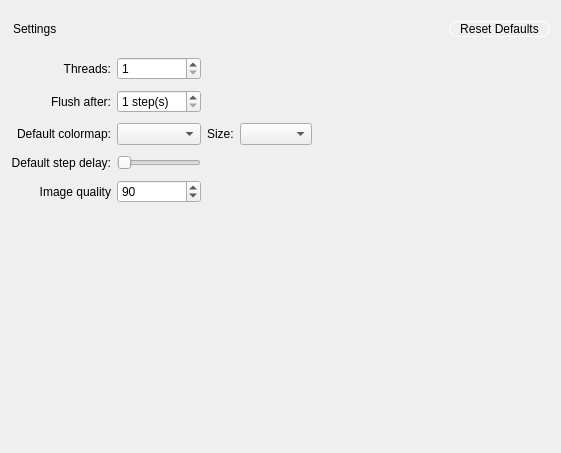
Qt form src/gui/forms/settingspage.ui (evoplex/evoplex) before a commit.
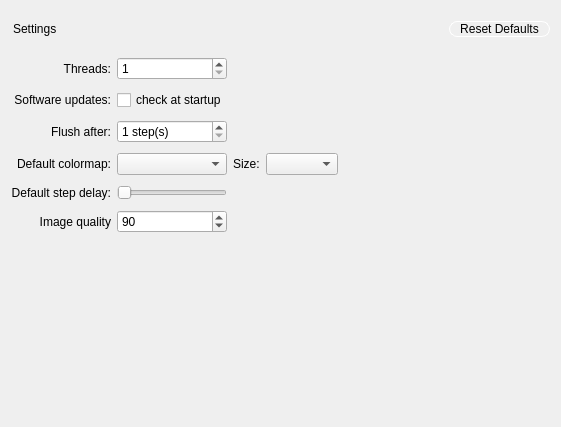
The same form after that commit.

Commit message: checks for updates at startup

What changed in the file:
```diff
--- a/src/gui/forms/settingspage.ui
+++ b/src/gui/forms/settingspage.ui
@@ -7,7 +7,7 @@
     <x>0</x>
     <y>0</y>
     <width>561</width>
-    <height>453</height>
+    <height>427</height>
    </rect>
   </property>
   <property name="windowTitle">
@@ -103,33 +103,6 @@
      <property name="verticalSpacing">
       <number>10</number>
      </property>
-     <item row="2" column="2">
-      <widget class="QLabel" name="label_4">
-       <property name="text">
-        <string>Size:</string>
-       </property>
-      </widget>
-     </item>
-     <item row="1" column="0">
-      <widget class="QLabel" name="label_6">
-       <property name="text">
-        <string>Flush after:</string>
-       </property>
-       <property name="alignment">
-        <set>Qt::AlignRight|Qt::AlignTrailing|Qt::AlignVCenter</set>
-       </property>
-      </widget>
-     </item>
-     <item row="2" column="0">
-      <widget class="QLabel" name="label_3">
-       <property name="text">
-        <string>Default colormap:</string>
-       </property>
-       <property name="alignment">
-        <set>Qt::AlignRight|Qt::AlignTrailing|Qt::AlignVCenter</set>
-       </property>
-      </widget>
-     </item>
      <item row="0" column="1">
       <widget class="QSpinBox" name="threads">
        <property name="minimum">
@@ -137,16 +110,16 @@
        </property>
       </widget>
      </item>
-     <item row="2" column="1">
-      <widget class="QComboBox" name="colormaps"/>
-     </item>
-     <item row="1" column="1">
-      <widget class="QSpinBox" name="stepsToFlush">
-       <property name="suffix">
-        <string> step(s)</string>
+     <item row="5" column="0">
+      <widget class="QLabel" name="label">
+       <property name="toolTip">
+        <string>The quality factor used when exporting a graph as image. Specify 0 to obtain small compressed files, 100 for large uncompressed files.</string>
        </property>
-       <property name="minimum">
-        <number>1</number>
+       <property name="text">
+        <string>Image quality</string>
+       </property>
+       <property name="alignment">
+        <set>Qt::AlignRight|Qt::AlignTrailing|Qt::AlignVCenter</set>
        </property>
       </widget>
      </item>
@@ -160,33 +133,27 @@
        </property>
       </widget>
      </item>
-     <item row="3" column="0">
-      <widget class="QLabel" name="label_5">
+     <item row="3" column="2">
+      <widget class="QLabel" name="label_4">
        <property name="text">
-        <string>Default step delay:</string>
-       </property>
-       <property name="alignment">
-        <set>Qt::AlignRight|Qt::AlignTrailing|Qt::AlignVCenter</set>
+        <string>Size:</string>
        </property>
       </widget>
      </item>
      <item row="3" column="1">
-      <widget class="QSlider" name="delay">
-       <property name="maximum">
-        <number>500</number>
+      <widget class="QComboBox" name="colormaps"/>
+     </item>
+     <item row="2" column="0">
+      <widget class="QLabel" name="label_6">
+       <property name="text">
+        <string>Flush after:</string>
        </property>
-       <property name="singleStep">
-        <number>10</number>
-       </property>
-       <property name="pageStep">
-        <number>100</number>
-       </property>
-       <property name="orientation">
-        <enum>Qt::Horizontal</enum>
+       <property name="alignment">
+        <set>Qt::AlignRight|Qt::AlignTrailing|Qt::AlignVCenter</set>
        </property>
       </widget>
      </item>
-     <item row="2" column="3">
+     <item row="3" column="3">
       <widget class="QComboBox" name="colormapsize">
        <property name="minimumSize">
         <size>
@@ -196,20 +163,33 @@
        </property>
       </widget>
      </item>
-     <item row="4" column="0">
-      <widget class="QLabel" name="label">
-       <property name="toolTip">
-        <string>The quality factor used when exporting a graph as image. Specify 0 to obtain small compressed files, 100 for large uncompressed files.</string>
-       </property>
-       <property name="text">
-        <string>Image quality</string>
-       </property>
-       <property name="alignment">
-        <set>Qt::AlignRight|Qt::AlignTrailing|Qt::AlignVCenter</set>
-       </property>
-      </widget>
-     </item>
      <item row="4" column="1">
+      <widget class="QSlider" name="delay">
+       <property name="maximum">
+        <number>500</number>
+       </property>
+       <property name="singleStep">
+        <number>10</number>
+       </property>
+       <property name="pageStep">
+        <number>100</number>
+       </property>
+       <property name="orientation">
+        <enum>Qt::Horizontal</enum>
+       </property>
+      </widget>
+     </item>
+     <item row="3" column="0">
+      <widget class="QLabel" name="label_3">
+       <property name="text">
+        <string>Default colormap:</string>
+       </property>
+       <property name="alignment">
+        <set>Qt::AlignRight|Qt::AlignTrailing|Qt::AlignVCenter</set>
+       </property>
+      </widget>
+     </item>
+     <item row="5" column="1">
       <widget class="QSpinBox" name="imageQuality">
        <property name="minimum">
         <number>0</number>
@@ -222,6 +202,43 @@
        </property>
       </widget>
      </item>
+     <item row="4" column="0">
+      <widget class="QLabel" name="label_5">
+       <property name="text">
+        <string>Default step delay:</string>
+       </property>
+       <property name="alignment">
+        <set>Qt::AlignRight|Qt::AlignTrailing|Qt::AlignVCenter</set>
+       </property>
+      </widget>
+     </item>
+     <item row="2" column="1">
+      <widget class="QSpinBox" name="stepsToFlush">
+       <property name="suffix">
+        <string> step(s)</string>
+       </property>
+       <property name="minimum">
+        <number>1</number>
+       </property>
+      </widget>
+     </item>
+     <item row="1" column="0">
+      <widget class="QLabel" name="label_7">
+       <property name="text">
+        <string>Software updates:</string>
+       </property>
+       <property name="alignment">
+        <set>Qt::AlignRight|Qt::AlignTrailing|Qt::AlignVCenter</set>
+       </property>
+      </widget>
+     </item>
+     <item row="1" column="1">
+      <widget class="QCheckBox" name="checkUpdates">
+       <property name="text">
+        <string>check at startup</string>
+       </property>
+      </widget>
+     </item>
     </layout>
    </item>
   </layout>
```
The commit also changes 7 other files.
